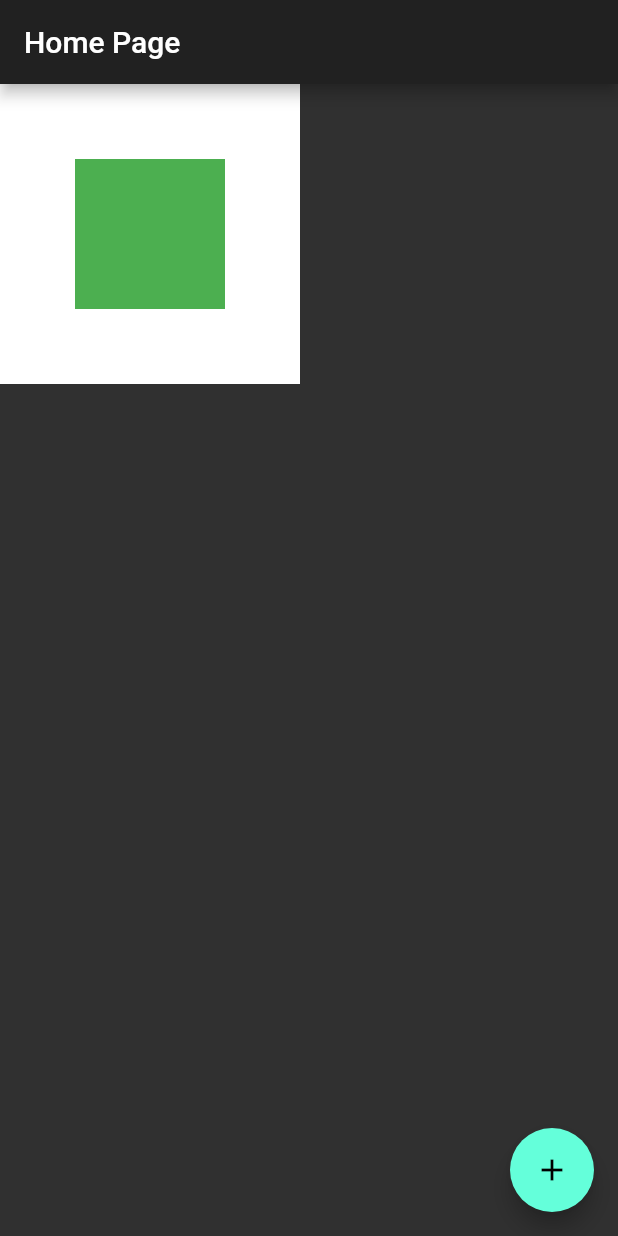
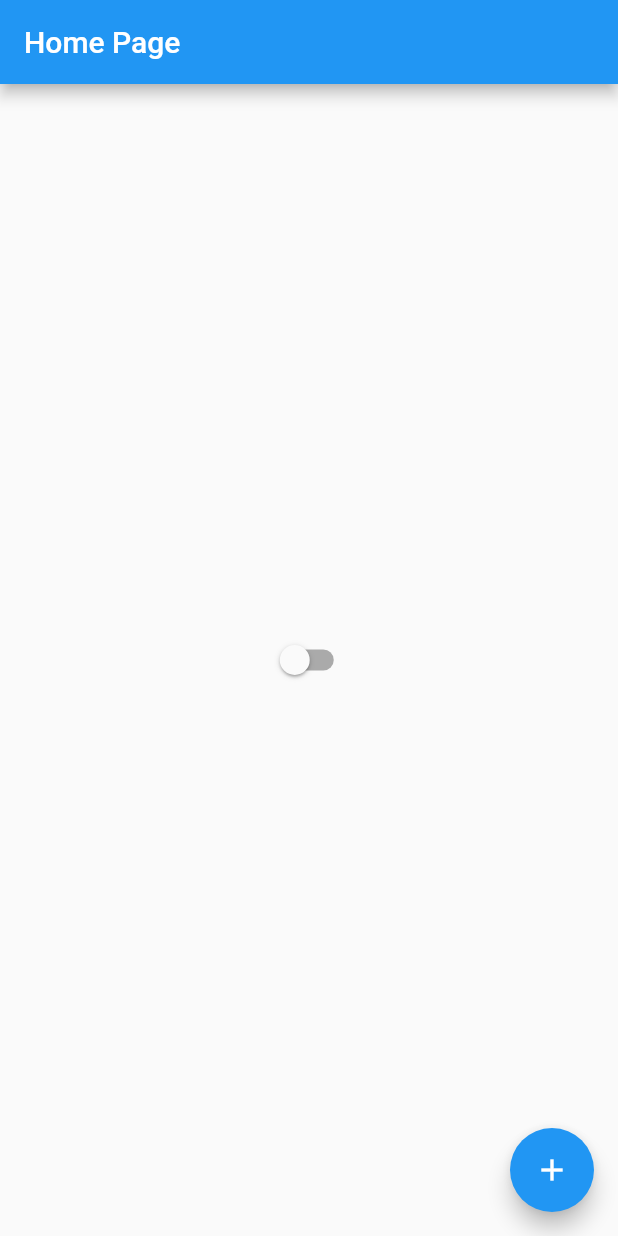
Before and after one commit to henrique945/app.flutter.study, a Flutter app: the screen it shows after launch, on a phone screen of 412 x 824 dp. Run offline on Flutter 3.47's test engine with Material 2 defaults, Android fonts, the phone set to English and light mode, and no system bars.

Commit message:
create(app_controller): change state between Widgets

```diff
--- /dev/null
+++ b/lib/app_controller.dart
@@ -0,0 +1,13 @@
+import 'package:flutter/cupertino.dart';
+
+class AppController extends ChangeNotifier {
+
+  static AppController instance = AppController();
+
+  bool isDarkTheme = false;
+
+  changeTheme() {
+    isDarkTheme = !isDarkTheme;
+    notifyListeners();
+  }
+}
--- a/lib/app_widget.dart
+++ b/lib/app_widget.dart
@@ -1,4 +1,5 @@
 import 'package:flutter/material.dart';
+import 'package:hello/app_controller.dart';
 
 import 'home_page.dart';
 
@@ -10,9 +11,18 @@ class AppWidget extends StatelessWidget {
 
   @override
   Widget build(BuildContext context) {
-    return MaterialApp(
-      theme: ThemeData.dark(),
-      home: HomePage(),
+    return AnimatedBuilder(
+      animation: AppController.instance,
+      builder: (context, child) {
+        return MaterialApp(
+          theme: ThemeData(
+            brightness: AppController.instance.isDarkTheme
+                ? Brightness.dark
+                : Brightness.light,
+          ),
+          home: HomePage(),
+        );
+      },
     );
   }
 }
--- a/lib/home_page.dart
+++ b/lib/home_page.dart
@@ -1,4 +1,5 @@
 import 'package:flutter/material.dart';
+import 'package:hello/app_controller.dart';
 
 // Widget Variável
 class HomePage extends StatefulWidget {
@@ -11,6 +12,7 @@ class HomePage extends StatefulWidget {
 // Estada do Widget Variável
 class HomePageState extends State<HomePage> {
   int counter = 0;
+  bool isDarkTheme = false;
 
   @override
   Widget build(BuildContext context) {
@@ -18,17 +20,12 @@ class HomePageState extends State<HomePage> {
       appBar: AppBar(
         title: Text('Home Page'),
       ),
-      body: Container(
-        width: 200,
-        height: 200,
-        color: Colors.white,
-        child: Align(
-          alignment: Alignment.center,
-          child: Container(
-            width: 100,
-            height: 100,
-            color: Colors.green,
-          ),
+      body: Center(
+        child: Switch(
+          value: AppController.instance.isDarkTheme,
+          onChanged: (value) {
+            AppController.instance.changeTheme();
+          },
         ),
       ),
       floatingActionButton: FloatingActionButton(
```
